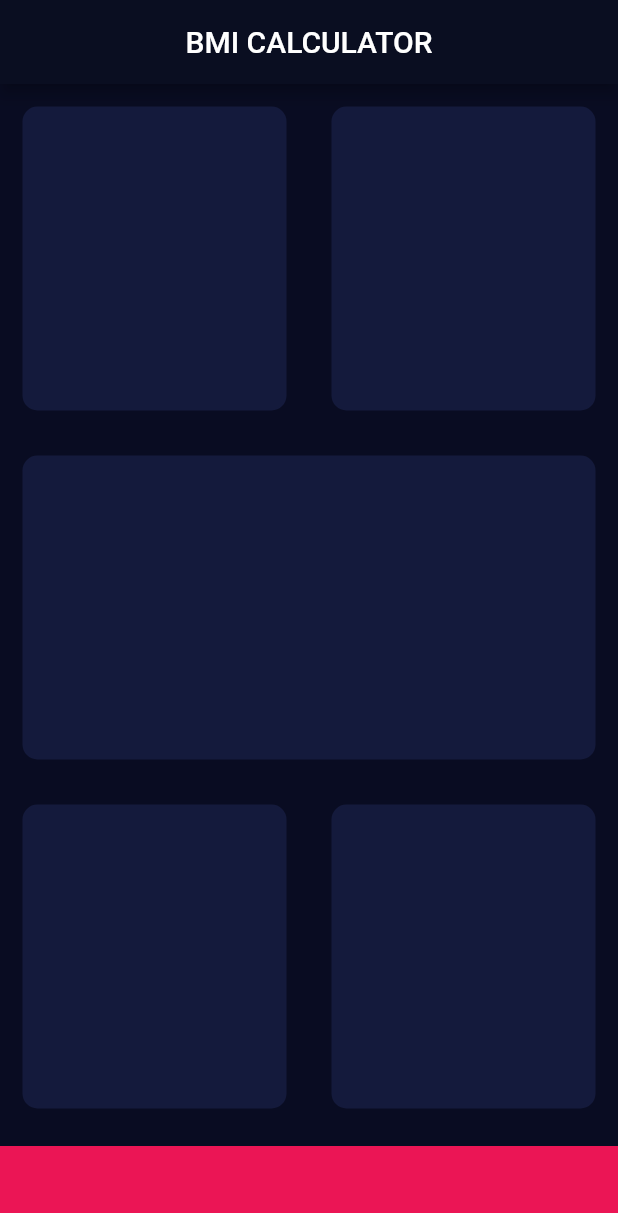
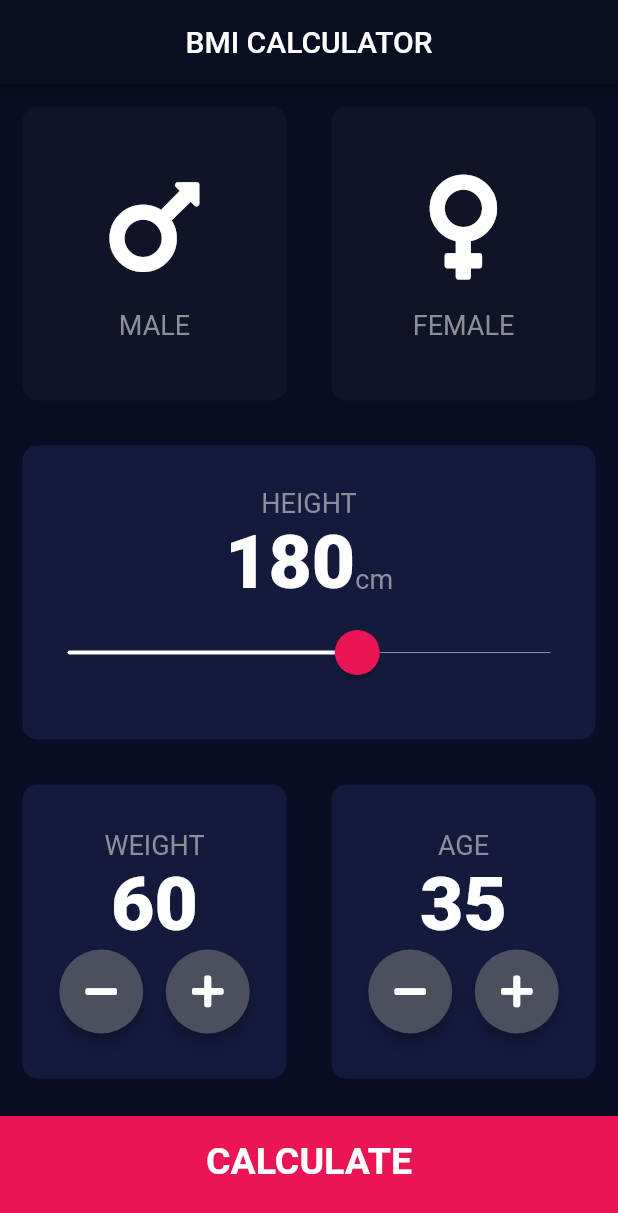
Before and after one commit to gyutacs0804/BMI_calculator_Flutter, a Flutter app: the screen it shows after launch, on a phone screen of 412 x 824 dp. Shown: the top 1213 px of the screen. Run offline on Flutter 3.47's test engine with Material 2 defaults, Android fonts, the phone set to English and light mode, and no system bars; our stand-ins replace font_awesome_flutter.

Commit message:
second (final) commit

```diff
--- /dev/null
+++ b/lib/calculator_brain.dart
@@ -0,0 +1,35 @@
+import 'dart:math';
+
+class CalculatorBrain {
+  CalculatorBrain({this.weight, this.height});
+
+  final height;
+  final weight;
+
+  double _bmi;
+
+  String calculateBMI() {
+    _bmi = weight / pow(height / 100, 2);
+    return _bmi.toStringAsFixed(1);
+  }
+
+  String getResult() {
+    if (_bmi >= 25) {
+      return 'Overweight';
+    } else if (_bmi > 18.5) {
+      return 'Normal';
+    } else {
+      return 'Underweight';
+    }
+  }
+
+  String getInterpretation() {
+    if (_bmi >= 25) {
+      return 'You have a higher than normal body weight. Try to exercise more.';
+    } else if (_bmi > 18.5) {
+      return 'You have a normal body weight. Good job!';
+    } else {
+      return 'You have a lower than normal body weight. You can eat a bit more.';
+    }
+  }
+}
--- /dev/null
+++ b/lib/components/bottom_button.dart
@@ -0,0 +1,32 @@
+import 'package:flutter/material.dart';
+import '../constants.dart';
+
+class BottomButton extends StatelessWidget {
+  BottomButton({@required this.onTap, this.buttonTitle});
+
+  final Function onTap;
+  final String buttonTitle;
+
+  @override
+  Widget build(BuildContext context) {
+    return GestureDetector(
+      onTap: onTap,
+      child: Container(
+        child: Center(
+          child: Text(
+            buttonTitle,
+            style: kLargeButtonTextStyle,
+          ),
+        ),
+        margin: EdgeInsets.only(top: 10.0),
+        padding: EdgeInsets.only(bottom: 20.0),
+        width: double.infinity,
+        height: kBottomContainerHeight,
+        //decoration: BoxDecoration(
+        color: kBottomContainerColor,
+        //borderRadius: BorderRadius.circular(10),
+        //),
+      ),
+    );
+  }
+}
--- /dev/null
+++ b/lib/components/icon_content.dart
@@ -0,0 +1,29 @@
+import 'package:flutter/material.dart';
+import '../constants.dart';
+
+class IconContent extends StatelessWidget {
+  IconContent({@required this.icon, @required this.label});
+
+  final IconData icon;
+  final String label;
+
+  @override
+  Widget build(BuildContext context) {
+    return Column(
+      mainAxisAlignment: MainAxisAlignment.center,
+      children: <Widget>[
+        Icon(
+          icon,
+          size: 80.0,
+        ),
+        SizedBox(
+          height: 15.0,
+        ),
+        Text(
+          label,
+          style: kLabelTextStyle,
+        ),
+      ],
+    );
+  }
+}
--- /dev/null
+++ b/lib/components/reusable_card.dart
@@ -0,0 +1,28 @@
+import 'package:flutter/material.dart';
+
+class ReusableCard extends StatelessWidget {
+  ReusableCard({
+    @required this.colour,
+    this.cardChild,
+    this.onPress,
+  });
+
+  final Color colour;
+  final Widget cardChild;
+  final Function onPress;
+
+  @override
+  Widget build(BuildContext context) {
+    return GestureDetector(
+      onTap: onPress,
+      child: Container(
+        child: cardChild,
+        margin: EdgeInsets.all(15.0),
+        decoration: BoxDecoration(
+          color: colour,
+          borderRadius: BorderRadius.circular(10.0),
+        ),
+      ),
+    );
+  }
+}
--- /dev/null
+++ b/lib/components/round_icon_button.dart
@@ -0,0 +1,23 @@
+import 'package:flutter/material.dart';
+
+class RoundIconButton extends StatelessWidget {
+  RoundIconButton({@required this.icon, @required this.onPressed});
+
+  final IconData icon;
+  final Function onPressed;
+
+  @override
+  Widget build(BuildContext context) {
+    return RawMaterialButton(
+      child: Icon(icon),
+      onPressed: onPressed,
+      elevation: 4.0,
+      constraints: BoxConstraints.tightFor(
+        width: 56.0,
+        height: 56.0,
+      ),
+      shape: CircleBorder(),
+      fillColor: Color(0xFF4c4F5E),
+    );
+  }
+}
--- /dev/null
+++ b/lib/constants.dart
@@ -0,0 +1,42 @@
+import 'package:flutter/material.dart';
+
+const kBottomContainerHeight = 80.0;
+const kBottomContainerColor = Color(0xFFEB1555);
+const kActiveCardColor = Color(0xFF141A3C);
+const kInactiveCardColor = Color(0xFF111328);
+
+const kLabelTextStyle = TextStyle(
+  fontSize: 18.0,
+  color: Color(0xFF8d8E98),
+);
+
+const kNumberTextStyle = TextStyle(
+  fontSize: 50.0,
+  fontWeight: FontWeight.w900,
+);
+
+const kLargeButtonTextStyle = TextStyle(
+  fontSize: 25.0,
+  fontWeight: FontWeight.bold,
+);
+
+const kTitleTextStyle = TextStyle(
+  fontSize: 50.0,
+  fontWeight: FontWeight.bold,
+);
+
+const kResultTextStyle = TextStyle(
+  color: Color(0xFF24D876),
+  fontSize: 22.0,
+  fontWeight: FontWeight.bold,
+);
+
+const kBMITextStyle = TextStyle(
+  fontSize: 100.0,
+  fontWeight: FontWeight.bold,
+);
+
+const kBodyTextStyle = TextStyle(
+  fontSize: 22.0,
+  fontWeight: FontWeight.bold,
+);
--- a/lib/input_page.dart
+++ /dev/null
@@ -1,86 +0,0 @@
-import 'package:flutter/material.dart';
-
-const bottomContainerHeight = 60.0;
-const bottomContainerColor = Color(0xFFEB1555);
-const activeCardColor = Color(0xFF141A3C);
-
-class InputPage extends StatefulWidget {
-  @override
-  _InputPageState createState() => _InputPageState();
-}
-
-class _InputPageState extends State<InputPage> {
-  @override
-  Widget build(BuildContext context) {
-    return Scaffold(
-      appBar: AppBar(
-        centerTitle: true,
-        title: Text('BMI CALCULATOR'),
-      ),
-      body: Column(
-        children: [
-          Expanded(
-            child: Row(
-              children: [
-                Expanded(
-                  child: ReusableCard(
-                    colour: activeCardColor,
-                  ),
-                ),
-                Expanded(
-                  child: ReusableCard(
-                    colour: activeCardColor,
-                  ),
-                ),
-              ],
-            ),
-          ),
-          Expanded(
-            child: ReusableCard(
-              colour: activeCardColor,
-            ),
-          ),
-          Expanded(
-            child: Row(
-              children: [
-                Expanded(
-                  child: ReusableCard(
-                    colour: activeCardColor,
-                  ),
-                ),
-                Expanded(
-                  child: ReusableCard(
-                    colour: activeCardColor,
-                  ),
-                ),
-              ],
-            ),
-          ),
-          Container(
-            color: bottomContainerColor,
-            margin: EdgeInsets.only(top: 10.0),
-            width: double.infinity,
-            height: bottomContainerHeight,
-          ),
-        ],
-      ),
-    );
-  }
-}
-
-class ReusableCard extends StatelessWidget {
-  ReusableCard({@required this.colour});
-
-  final Color colour;
-
-  @override
-  Widget build(BuildContext context) {
-    return Container(
-      margin: EdgeInsets.all(15.0),
-      decoration: BoxDecoration(
-        color: colour,
-        borderRadius: BorderRadius.circular(10.0),
-      ),
-    );
-  }
-}
--- a/lib/main.dart
+++ b/lib/main.dart
@@ -1,5 +1,5 @@
 import 'package:flutter/material.dart';
-import 'input_page.dart';
+import 'screens/input_page.dart';
 
 void main() => runApp(BMICalculator());
 
--- /dev/null
+++ b/lib/screens/input_page.dart
@@ -0,0 +1,236 @@
+import 'dart:ui';
+import 'package:flutter/material.dart';
+import 'package:font_awesome_flutter/font_awesome_flutter.dart';
+import '../components/icon_content.dart';
+import '../components/reusable_card.dart';
+import '../constants.dart';
+import 'results_page.dart';
+import '../components/bottom_button.dart';
+import '../components/round_icon_button.dart';
+import 'package:bmi_calculator/calculator_brain.dart';
+
+enum Gender {
+  male,
+  female,
+}
+
+class InputPage extends StatefulWidget {
+  @override
+  _InputPageState createState() => _InputPageState();
+}
+
+class _InputPageState extends State<InputPage> {
+  Gender selectedGender;
+  int height = 180;
+  int weight = 60;
+  int age = 35;
+
+  @override
+  Widget build(BuildContext context) {
+    return Scaffold(
+      appBar: AppBar(
+        centerTitle: true,
+        title: Text('BMI CALCULATOR'),
+      ),
+      body: Column(
+        crossAxisAlignment: CrossAxisAlignment.stretch,
+        children: [
+          Expanded(
+            child: Row(
+              children: [
+                Expanded(
+                  child: ReusableCard(
+                    onPress: () {
+                      setState(() {
+                        selectedGender = Gender.male;
+                      });
+                    },
+                    cardChild:
+                        IconContent(icon: FontAwesomeIcons.mars, label: 'MALE'),
+                    colour: selectedGender == Gender.male
+                        ? kActiveCardColor
+                        : kInactiveCardColor,
+                  ),
+                ),
+                Expanded(
+                  child: ReusableCard(
+                    onPress: () {
+                      setState(() {
+                        selectedGender = Gender.female;
+                      });
+                    },
+                    cardChild: IconContent(
+                        icon: FontAwesomeIcons.venus, label: 'FEMALE'),
+                    colour: selectedGender == Gender.female
+                        ? kActiveCardColor
+                        : kInactiveCardColor,
+                  ),
+                ),
+              ],
+            ),
+          ),
+          Expanded(
+            child: ReusableCard(
+              colour: kActiveCardColor,
+              cardChild: Column(
+                mainAxisAlignment: MainAxisAlignment.center,
+                children: <Widget>[
+                  Text(
+                    'HEIGHT',
+                    style: kLabelTextStyle,
+                  ),
+                  Row(
+                    mainAxisAlignment: MainAxisAlignment.center,
+                    crossAxisAlignment: CrossAxisAlignment.baseline,
+                    textBaseline: TextBaseline.alphabetic,
+                    children: <Widget>[
+                      Text(
+                        height.toString(),
+                        style: kNumberTextStyle,
+                      ),
+                      Text(
+                        'cm',
+                        style: kLabelTextStyle,
+                      ),
+                    ],
+                  ),
+                  SliderTheme(
+                    data: SliderTheme.of(context).copyWith(
+                      trackHeight: 0.7,
+                      inactiveTrackColor: Color(0xFF8D8E98),
+                      activeTrackColor: Colors.white,
+                      thumbColor: kBottomContainerColor,
+                      overlayColor: Color(0x1FEB1555),
+                      thumbShape:
+                          RoundSliderThumbShape(enabledThumbRadius: 15.0),
+                      overlayShape:
+                          RoundSliderOverlayShape(overlayRadius: 30.0),
+                    ),
+                    child: Slider(
+                      value: height.toDouble(),
+                      min: 120.0,
+                      max: 220.0,
+                      onChanged: (double newValue) {
+                        setState(() {
+                          height = newValue.round();
+                        });
+                      },
+                    ),
+                  ),
+                ],
+              ),
+            ),
+          ),
+          Expanded(
+            child: Row(
+              children: [
+                Expanded(
+                  child: ReusableCard(
+                    colour: kActiveCardColor,
+                    cardChild: Column(
+                      mainAxisAlignment: MainAxisAlignment.center,
+                      children: <Widget>[
+                        Text(
+                          'WEIGHT',
+                          style: kLabelTextStyle,
+                        ),
+                        Text(
+                          weight.toString(),
+                          style: kNumberTextStyle,
+                        ),
+                        Row(
+                          mainAxisAlignment: MainAxisAlignment.center,
+                          children: [
+                            RoundIconButton(
+                              icon: FontAwesomeIcons.minus,
+                              onPressed: () {
+                                setState(() {
+                                  weight--;
+                                });
+                              },
+                            ),
+                            SizedBox(
+                              width: 15.0,
+                            ),
+                            RoundIconButton(
+                              icon: FontAwesomeIcons.plus,
+                              onPressed: () {
+                                setState(() {
+                                  weight++;
+                                });
+                              },
+                            ),
+                          ],
+                        ),
+                      ],
+                    ),
+                  ),
+                ),
+                Expanded(
+                  child: ReusableCard(
+                    colour: kActiveCardColor,
+                    cardChild: Column(
+                      mainAxisAlignment: MainAxisAlignment.center,
+                      children: <Widget>[
+                        Text(
+                          'AGE',
+                          style: kLabelTextStyle,
+                        ),
+                        Text(
+                          age.toString(),
+                          style: kNumberTextStyle,
+                        ),
+                        Row(
+                          mainAxisAlignment: MainAxisAlignment.center,
+                          children: [
+                            RoundIconButton(
+                              icon: FontAwesomeIcons.minus,
+                              onPressed: () {
+                                setState(() {
+                                  age--;
+                                });
+                              },
+                            ),
+                            SizedBox(
+                              width: 15.0,
+                            ),
+                            RoundIconButton(
+                              icon: FontAwesomeIcons.plus,
+                              onPressed: () {
+                                setState(() {
+                                  age++;
+                                });
+                              },
+                            ),
+                          ],
+                        ),
+                      ],
+                    ),
+                  ),
+                ),
+              ],
+            ),
+          ),
+          BottomButton(
+            buttonTitle: 'CALCULATE',
+            onTap: () {
+              CalculatorBrain calc =
+                  CalculatorBrain(height: height, weight: weight);
+
+              Navigator.push(
+                context,
+                MaterialPageRoute(
+                  builder: (context) => ResultsPage(
+                    bmiResult: calc.calculateBMI(),
+                    resultText: calc.getResult(),
+                    interpretation: calc.getInterpretation(),
+                  ),
+                ),
+              );
+            },
+          ),
+        ],
+      ),
+    );
+  }
+}
--- a/pubspec.yaml
+++ b/pubspec.yaml
@@ -9,6 +9,7 @@ environment:
 dependencies:
   flutter:
     sdk: flutter
+  font_awesome_flutter: ^9.2.0
 
   cupertino_icons: ^0.1.2
 
```
Also changed, not shown: lib/screens/results_page.dart (added, +74 -0 lines).
